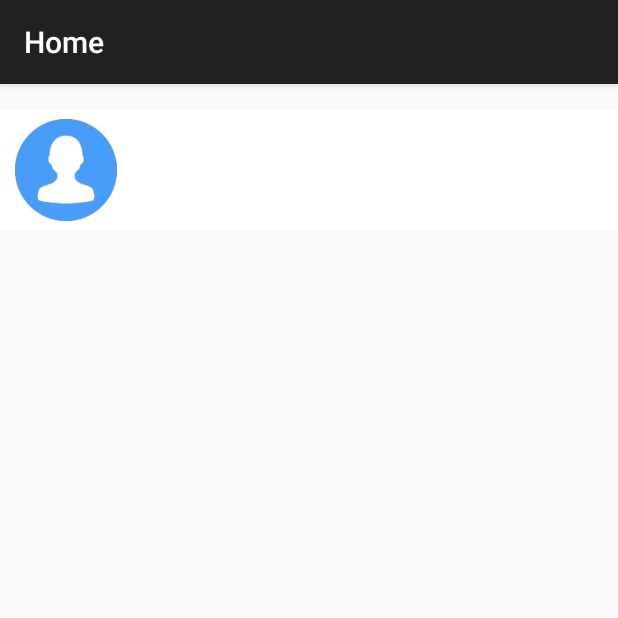
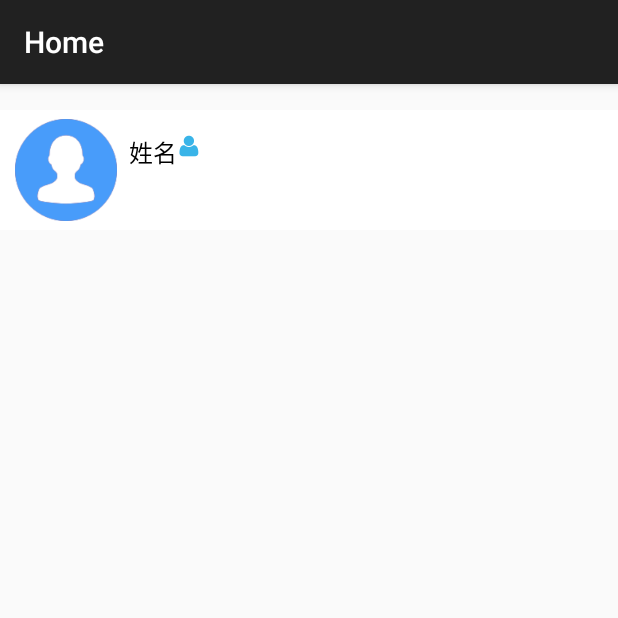
Before and after one commit to GaoZhenGit/Home, an Android app: the fragment TabMeFgm shown on its own in the app's theme, on a phone screen of 412 x 824 dp, the top half of it. Run offline under Robolectric (Android 15) with nearby library versions, the phone set to English and light mode, and no system bars; our stand-ins replace CircleImageView; libraries missing offline, so code that uses them is left out: com.androidquery; 5 statements that could not run were skipped.

Commit message:
读取用户信息

```diff
--- a/app/src/main/java/com/gz/home/activity/SplashActivity.java
+++ b/app/src/main/java/com/gz/home/activity/SplashActivity.java
@@ -9,6 +9,7 @@ import com.androidquery.AQuery;
 import com.daimajia.androidanimations.library.Techniques;
 import com.daimajia.androidanimations.library.YoYo;
 import com.gz.home.R;
+import com.gz.home.app.Constant;
 import com.gz.home.datamodel.User;
 
 import cn.bmob.v3.Bmob;
@@ -55,7 +56,8 @@ public class SplashActivity extends BasePageActivity {
         new Handler().postDelayed(new Runnable() {
             @Override
             public void run() {
-                startActivity(new Intent(SplashActivity.this,targetActivity));
+                Intent intent=new Intent(SplashActivity.this, targetActivity);
+                startActivity(intent);
                 finish();
             }
         },postTime);
--- a/app/src/main/java/com/gz/home/app/constant.java
+++ b/app/src/main/java/com/gz/home/app/constant.java
@@ -5,8 +5,9 @@ package com.gz.home.app;
  */
 public interface Constant {
     class USER{
-        public static final Integer MALE=1;
-        public static final Integer FEMALE=0;
+        public static final String DATA="user_data";
+        public static final int MALE=1;
+        public static final int FEMALE=0;
     }
     class ID{
         public static final String BMOBID="a8a2c2f172412c4400bbaee31f54851a";
--- a/app/src/main/java/com/gz/home/fragment/TabMeFgm.java
+++ b/app/src/main/java/com/gz/home/fragment/TabMeFgm.java
@@ -6,15 +6,64 @@ import android.view.LayoutInflater;
 import android.view.View;
 import android.view.ViewGroup;
 
+import com.androidquery.AQuery;
 import com.gz.home.R;
+import com.gz.home.app.Constant;
+import com.gz.home.datamodel.User;
+import com.gz.home.utils.LogUtil;
+import com.gz.home.utils.NetworkUtil;
+
+import cn.bmob.v3.BmobUser;
 
 /**
  * Created by host on 2015/8/20.
  */
 public class TabMeFgm extends Fragment {
+    private User user;
+    private View mView;
+    private AQuery aq;
     @Override
     public View onCreateView(LayoutInflater inflater, ViewGroup container,Bundle savedInstanceState){
-        return inflater.inflate(R.layout.fragment_tab_me,container,false);
+        mView=inflater.inflate(R.layout.fragment_tab_me, container, false);
+        aq=new AQuery(mView);
+        fetchUserData();
+        return mView;
+    }
+
+    private void fetchUserData() {
+        this.user= BmobUser.getCurrentUser(getActivity(),User.class);
+        initView();
+        //更新用户类
+        if(user!=null){
+            NetworkUtil.getUpdateUser(getActivity(), user, new NetworkUtil.UserListenr() {
+                @Override
+                public void onSuccess(User user) {
+                    TabMeFgm.this.user = user;
+                    user.update(getActivity());
+                    initView();
+                }
+
+                @Override
+                public void onFailure(int i, String s) {
+                    LogUtil.i(i + " " + s);
+                }
+            });
+        }else {
+            LogUtil.i("user is null");
+        }
+    }
+
+    private void initView(){
+        LogUtil.i(user.getUsername());
+        aq.id(R.id.me_name).text(user.getUsername());
+        if(user.getAvatar()!=null) {
+            aq.id(R.id.me_avatar).image(user.getAvatar());
+        }
+        if (user.getSex()==Constant.USER.MALE) {
+            aq.id(R.id.me_sex).image(R.drawable.male);
+        } else {
+            aq.id(R.id.me_sex).image(R.drawable.female);
+        }
     }
 
 }
--- a/app/src/main/res/layout/fragment_tab_me.xml
+++ b/app/src/main/res/layout/fragment_tab_me.xml
@@ -16,7 +16,30 @@
             android:src="@drawable/default_avatar"
             use:round="3dp"
             android:layout_centerVertical="true"
-            android:layout_marginLeft="@dimen/margin_left"/>
+            android:layout_marginLeft="@dimen/margin_left"
+            android:id="@+id/me_avatar" />
+        <TextView
+            android:layout_width="wrap_content"
+            android:layout_height="wrap_content"
+            android:text="姓名"
+            android:textColor="@color/black"
+            android:textSize="@dimen/text_size_middle"
+            android:layout_alignTop="@+id/me_avatar"
+            android:layout_toRightOf="@+id/me_avatar"
+            android:layout_toEndOf="@+id/me_avatar"
+            android:layout_marginTop="10dp"
+            android:layout_marginLeft="8dp"
+            android:layout_marginStart="8dp"
+            android:id="@+id/me_name" />
+        <ImageView
+            android:id="@+id/me_sex"
+            android:layout_width="16dp"
+            android:layout_height="16dp"
+            android:scaleType="fitXY"
+            android:src="@drawable/male"
+            android:layout_alignTop="@+id/me_name"
+            android:layout_toRightOf="@+id/me_name"
+            android:layout_toEndOf="@+id/me_name" />
 
     </RelativeLayout>
 
```
Also changed, not shown: app/src/main/java/com/gz/home/activity/MainActivity.java (+21 -0 lines), app/src/main/java/com/gz/home/datamodel/User.java (+12 -3 lines), app/src/main/java/com/gz/home/utils/LogUtil.java (added, +15 -0 lines), app/src/main/java/com/gz/home/utils/NetworkUtil.java (added, +36 -0 lines), app/src/main/res/drawable/female.png (added), app/src/main/res/drawable/male.png (added).
